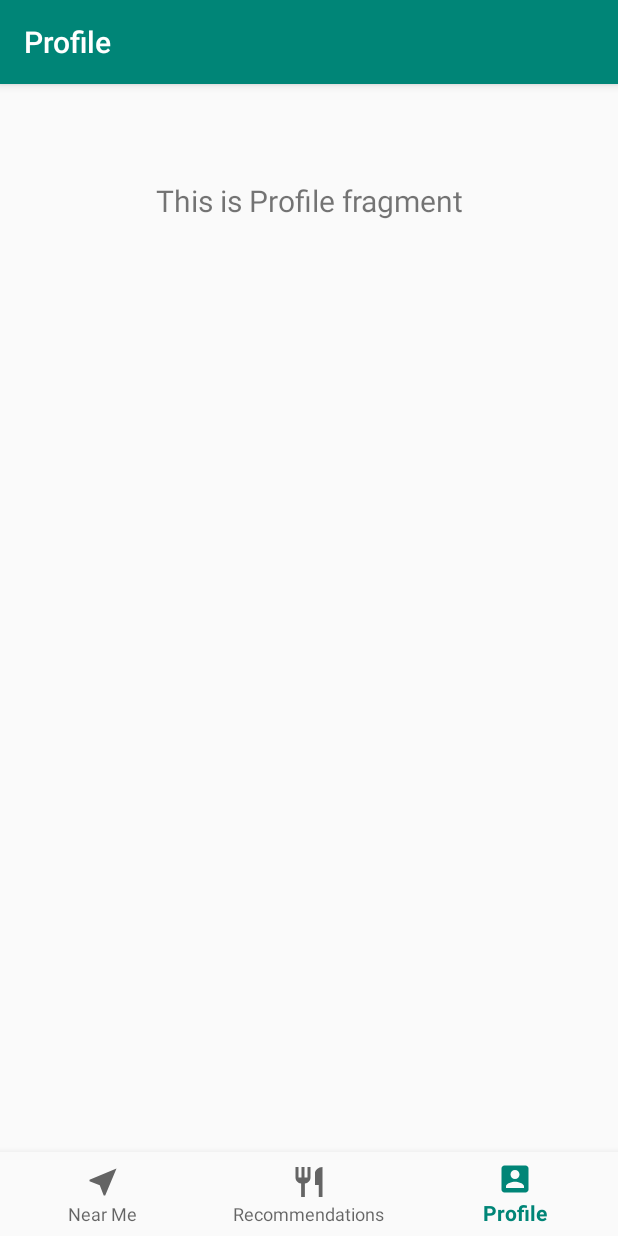
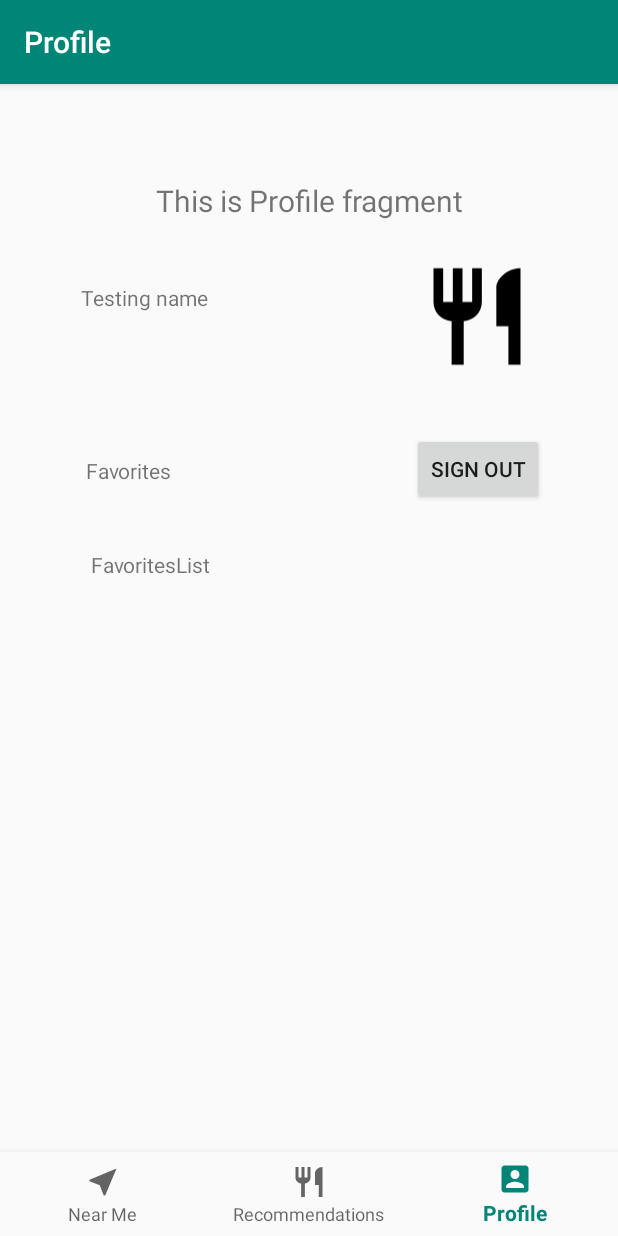
Before and after one commit to searjasub/FinderFeast, an Android app: the ProfileFragment screen opened through its navigation route, on a phone screen of 412 x 824 dp. Run offline under Robolectric (Android 15) with nearby library versions, the phone set to English and light mode, and no system bars; our stand-ins replace navigation-ui; libraries missing offline, so code that uses them is left out: com.loopj.android.

Commit message:
Putting Things back

```diff
--- a/app/src/main/java/lopez/s/finderfeast/LoginActivity.java
+++ b/app/src/main/java/lopez/s/finderfeast/LoginActivity.java
@@ -71,6 +71,7 @@ public class LoginActivity extends AppCompatActivity {
     }
 
     private void signIn(String email, String password) {
+        Log.d("signInMethod", "We got to the signInMethod.");
         mAuth.signInWithEmailAndPassword(email, password)
                 .addOnCompleteListener(this, new OnCompleteListener<AuthResult>() {
                     @Override
@@ -79,7 +80,9 @@ public class LoginActivity extends AppCompatActivity {
                             // Sign in success, update UI with the signed-in user's information
                             System.out.println("signInWithEmail:success");
                             FirebaseUser user = mAuth.getCurrentUser();
+                            Log.d("signInSuccess", "Got to sign in.");
                             if (user != null) {
+                                Log.d("user", "user is not null.");
                                 updateUI(user);
                                 Intent intent = new Intent(LoginActivity.this, MainActivity.class);
                                 startActivity(intent);
@@ -89,6 +92,7 @@ public class LoginActivity extends AppCompatActivity {
                         } else {
                             // If sign in fails, display a message to the user.
                             System.out.println("signInWithEmail:failure \n" + task.getException());
+                            Log.d("signInFail", task.getException().getMessage());
                             Toast.makeText(LoginActivity.this, "Authentication failed.",
                                     Toast.LENGTH_SHORT).show();
 //                            updateUI(null);
--- a/app/src/main/java/lopez/s/finderfeast/SignUpActivity.java
+++ b/app/src/main/java/lopez/s/finderfeast/SignUpActivity.java
@@ -45,9 +45,6 @@ public class SignUpActivity extends AppCompatActivity {
     }
 
     public void submit(View view) {
-        Log.d("methodCheck", "We got to the submit method.");
-        Log.d("emailCheck", email.getText().toString());
-        Log.d("passwordCheck", password.getText().toString());
         signUp(email.getText().toString(), password.getText().toString());
     }
 
@@ -65,6 +62,8 @@ public class SignUpActivity extends AppCompatActivity {
                         public void onComplete(@NonNull Task<AuthResult> task) {
                             if (task.isSuccessful()) {
                                 //Check sign up successful and change the screen to be logged in.
+                                Log.d("createdUser", "UserCreated.");
+                                FirebaseUser user = mAuth.getCurrentUser();
                                 Intent intent = new Intent(SignUpActivity.this, MainActivity.class);
                                 startActivity(intent);
                             } else {
--- a/app/src/main/java/lopez/s/finderfeast/ui/account/ProfileFragment.java
+++ b/app/src/main/java/lopez/s/finderfeast/ui/account/ProfileFragment.java
@@ -30,6 +30,12 @@ public class ProfileFragment extends Fragment {
                 textView.setText(s);
             }
         });
+
+        final TextView textName = root.findViewById(R.id.text_name);
+        final TextView favoritesList = root.findViewById((R.id.favoritesList));
+
+        textName.setText("Testing name");
+
         return root;
     }
 }
--- a/app/src/main/res/layout/fragment_profile.xml
+++ b/app/src/main/res/layout/fragment_profile.xml
@@ -1,6 +1,7 @@
 <?xml version="1.0" encoding="utf-8"?>
 <androidx.constraintlayout.widget.ConstraintLayout xmlns:android="http://schemas.android.com/apk/res/android"
     xmlns:app="http://schemas.android.com/apk/res-auto"
+    xmlns:tools="http://schemas.android.com/tools"
     android:layout_width="match_parent"
     android:layout_height="match_parent">
 
@@ -17,5 +18,62 @@
         app:layout_constraintStart_toStartOf="parent"
         app:layout_constraintTop_toTopOf="parent" />
 
+    <ImageView
+        android:id="@+id/imageView"
+        android:layout_width="77dp"
+        android:layout_height="95dp"
+        app:layout_constraintBottom_toBottomOf="parent"
+        app:layout_constraintEnd_toEndOf="parent"
+        app:layout_constraintHorizontal_bias="0.495"
+        app:layout_constraintStart_toEndOf="@+id/text_name"
+        app:layout_constraintTop_toTopOf="parent"
+        app:layout_constraintVertical_bias="0.083"
+        app:srcCompat="@drawable/ic_restaurant_black_24dp" />
+
+    <TextView
+        android:id="@+id/text_name"
+        android:layout_width="171dp"
+        android:layout_height="33dp"
+        android:text="ProfileName"
+        app:layout_constraintBottom_toBottomOf="parent"
+        app:layout_constraintEnd_toEndOf="parent"
+        app:layout_constraintHorizontal_bias="0.225"
+        app:layout_constraintStart_toStartOf="parent"
+        app:layout_constraintTop_toTopOf="parent"
+        app:layout_constraintVertical_bias="0.113" />
+
+    <TextView
+        android:id="@+id/textView3"
+        android:layout_width="168dp"
+        android:layout_height="32dp"
+        android:text="Favorites"
+        app:layout_constraintBottom_toBottomOf="parent"
+        app:layout_constraintEnd_toEndOf="parent"
+        app:layout_constraintHorizontal_bias="0.234"
+        app:layout_constraintStart_toStartOf="parent"
+        app:layout_constraintTop_toBottomOf="@+id/text_name"
+        app:layout_constraintVertical_bias="0.144" />
+
+    <TextView
+        android:id="@+id/favoritesList"
+        android:layout_width="290dp"
+        android:layout_height="366dp"
+        android:text="FavoritesList"
+        app:layout_constraintBottom_toBottomOf="parent"
+        app:layout_constraintEnd_toEndOf="parent"
+        app:layout_constraintHorizontal_bias="0.495"
+        app:layout_constraintStart_toStartOf="parent"
+        app:layout_constraintTop_toBottomOf="@+id/textView3"
+        app:layout_constraintVertical_bias="0.25" />
+
+    <Button
+        android:id="@+id/signOutBtn"
+        android:layout_width="wrap_content"
+        android:layout_height="wrap_content"
+        android:text="Sign Out"
+        app:layout_constraintBottom_toTopOf="@+id/favoritesList"
+        app:layout_constraintEnd_toEndOf="parent"
+        app:layout_constraintStart_toEndOf="@+id/textView3"
+        app:layout_constraintTop_toBottomOf="@+id/imageView" />
 
 </androidx.constraintlayout.widget.ConstraintLayout>
```
